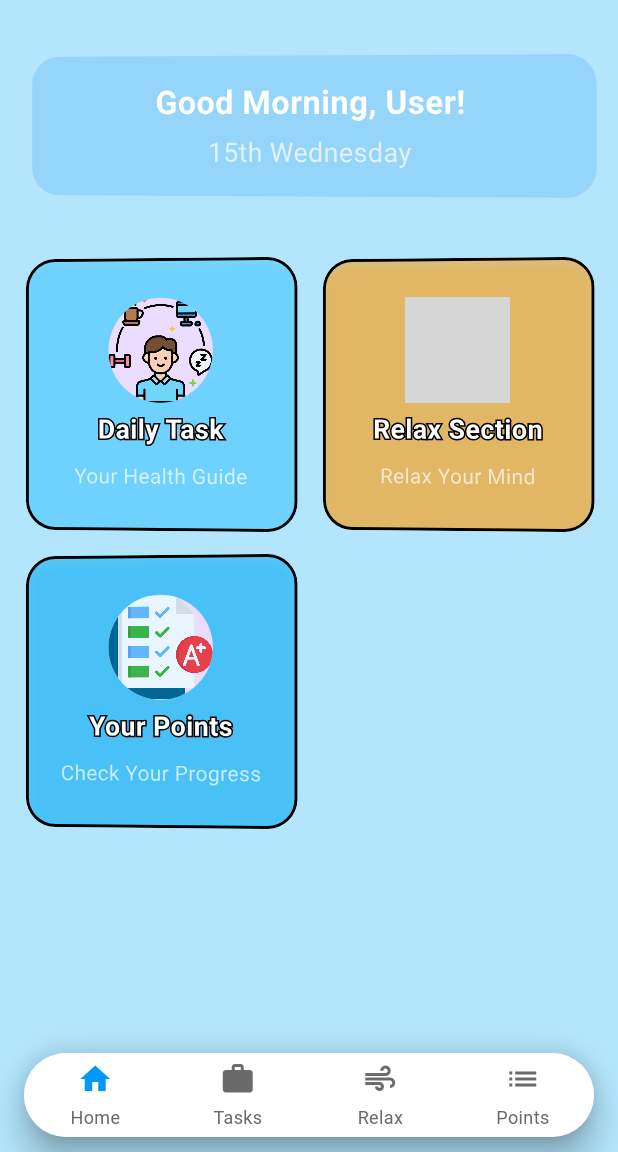
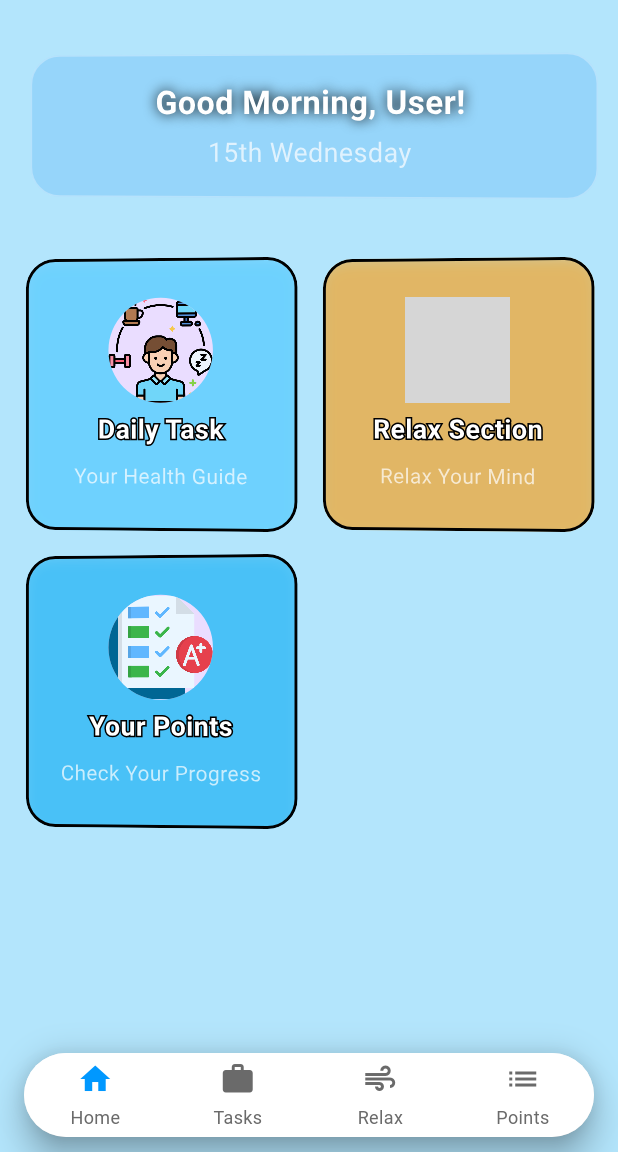
Before and after one commit to riyajidevindu/BeMA_App_V2, a Flutter app: the screen it shows once a user with an empty profile is signed in, on a phone screen of 412 x 824 dp, the part 84-1236 px from its top. Run offline on Flutter 3.47's test engine with Material 3 defaults, Android fonts, the phone set to English and light mode, and no system bars; drawn by our look-alikes of animated_background, animated_text_kit, custom_navigation_bar; our stand-ins replace awesome_snackbar_content, cloud_firestore, connectivity_plus, firebase_auth, firebase_core, firebase_storage and 4 more; missing offline and left inert: model_viewer_plus, record; accounts and stored records are empty; statements that could not run were skipped; grey boxes are pictures that could not be loaded.

Commit message:
Add shadow effect to text in HomeScreen for improved readability

```diff
--- a/bema_application/lib/features/home/screens/home_screen.dart
+++ b/bema_application/lib/features/home/screens/home_screen.dart
@@ -171,6 +171,13 @@ class _HomeScreenState extends State<HomeScreen>
                                 fontSize: 22,
                                 color: Colors.white,
                                 fontWeight: FontWeight.bold,
+                                shadows: [
+                                  Shadow(
+                                    blurRadius: 10.0,
+                                    color: Colors.black,
+                                    offset: Offset(0, 0),
+                                  ),
+                                ],
                               ),
                               speed: const Duration(milliseconds: 100),
                               textAlign: TextAlign.center,
```
